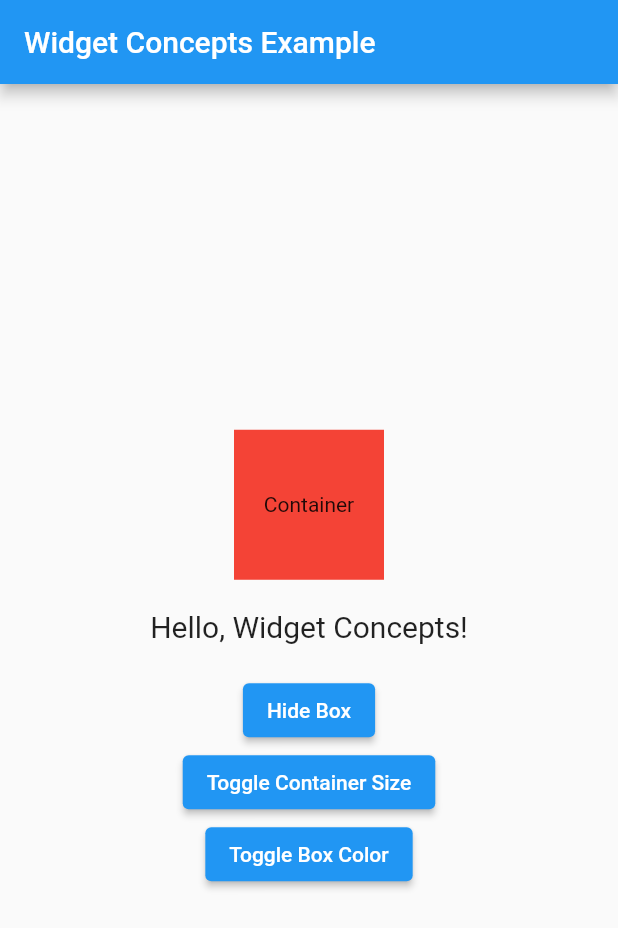
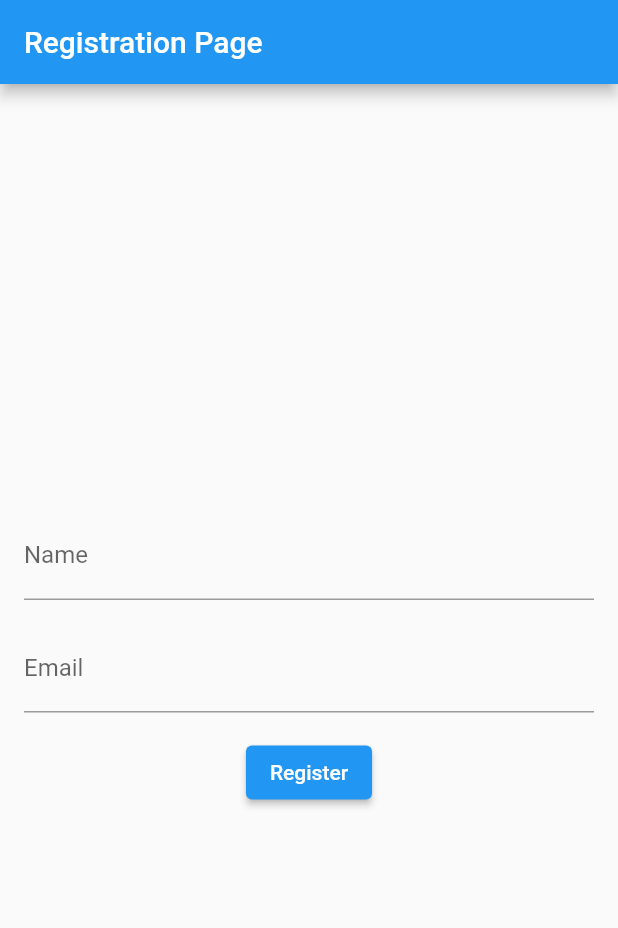
Before and after one commit to Dellcash/concepts_widget, a Flutter app: the screen it shows after launch, on a phone screen of 412 x 824 dp. Shown: the top 928 px of the screen. Run offline on Flutter 3.47's test engine with Material 2 defaults, Android fonts, the phone set to English and light mode, and no system bars.

Commit message:
third concepts widget example

```diff
--- a/lib/main.dart
+++ b/lib/main.dart
@@ -15,80 +15,107 @@ class MyApp extends StatelessWidget {
       theme: ThemeData(
         primarySwatch: Colors.blue,
       ),
-      home: const MyHomePage(),
+      home: const RegistrationPage(),
     );
   }
 }
 
-class MyHomePage extends StatefulWidget {
-  const MyHomePage({super.key});
+class RegistrationPage extends StatefulWidget {
+  const RegistrationPage({super.key});
 
   @override
-  _MyHomePageState createState() => _MyHomePageState();
+  _RegistrationPageState createState() => _RegistrationPageState();
 }
 
-class _MyHomePageState extends State<MyHomePage> {
-  final String _displayText = 'Hello, Widget Concepts!';
-  bool _isBoxVisible = true;
-  double _containerWidth = 100.0;
-  Color _boxColor = Colors.red;
+class _RegistrationPageState extends State<RegistrationPage> {
+  final _formKey = GlobalKey<FormState>();
+  final TextEditingController _nameController = TextEditingController();
+  final TextEditingController _emailController = TextEditingController();
 
-  void _toggleVisibility() {
-    setState(() {
-      _isBoxVisible = !_isBoxVisible;
-    });
-  }
+  final bool _registrationSuccessful = false;
 
-  void _toggleContainerSize() {
-    setState(() {
-      _containerWidth = _containerWidth == 100.0 ? 200.0 : 100.0;
-    });
-  }
-
-  void _toggleBoxColor() {
-    setState(() {
-      _boxColor = _boxColor == Colors.red ? Colors.blue : Colors.red;
-    });
+  void _submitForm() {
+    if (_formKey.currentState!.validate()) {
+      // Perform registration logic (simulated here)
+      // If registration is successful, navigate to the success screen
+      Navigator.push(
+        context,
+        MaterialPageRoute(builder: (context) => const SuccessPage()),
+      );
+    }
   }
 
   @override
   Widget build(BuildContext context) {
     return Scaffold(
       appBar: AppBar(
-        title: const Text('Widget Concepts Example'),
+        title: const Text('Registration Page'),
       ),
-      body: Center(
+      body: Padding(
+        padding: const EdgeInsets.all(16.0),
+        child: Form(
+          key: _formKey,
+          child: Column(
+            mainAxisAlignment: MainAxisAlignment.center,
+            children: [
+              TextFormField(
+                controller: _nameController,
+                decoration: const InputDecoration(labelText: 'Name'),
+                validator: (value) {
+                  if (value!.isEmpty) {
+                    return 'Name is required';
+                  }
+                  return null;
+                },
+              ),
+              const SizedBox(height: 16),
+              TextFormField(
+                controller: _emailController,
+                decoration: const InputDecoration(labelText: 'Email'),
+                validator: (value) {
+                  if (value!.isEmpty) {
+                    return 'Email is required';
+                  } else if (!value.contains('@')) {
+                    return 'Invalid email format';
+                  }
+                  return null;
+                },
+              ),
+              const SizedBox(height: 16),
+              ElevatedButton(
+                onPressed: _submitForm,
+                child: const Text('Register'),
+              ),
+            ],
+          ),
+        ),
+      ),
+    );
+  }
+}
+
+class SuccessPage extends StatelessWidget {
+  const SuccessPage({super.key});
+
+  @override
+  Widget build(BuildContext context) {
+    return Scaffold(
+      appBar: AppBar(
+        title: const Text('Registration Success'),
+      ),
+      body: const Center(
         child: Column(
           mainAxisAlignment: MainAxisAlignment.center,
           children: [
-            if (_isBoxVisible)
-              AnimatedContainer(
-                width: _containerWidth,
-                height: 100.0,
-                color: _boxColor,
-                duration: const Duration(seconds: 1),
-                curve: Curves.easeInOut,
-                child: const Center(
-                  child: Text('Container'),
-                ),
-              ),
-            const SizedBox(height: 20),
+            Icon(
+              Icons.check_circle,
+              color: Colors.green,
+              size: 100,
+            ),
+            SizedBox(height: 16),
             Text(
-              _displayText,
-              style: const TextStyle(fontSize: 20),
-            ),
-            const SizedBox(height: 20),
-            ElevatedButton(
-              onPressed: _toggleVisibility,
-              child: Text(_isBoxVisible ? 'Hide Box' : 'Show Box'),
-            ),
-            ElevatedButton(
-              onPressed: _toggleContainerSize,
-              child: const Text('Toggle Container Size'),
-            ),
-            ElevatedButton(
-              onPressed: _toggleBoxColor,
-              child: const Text('Toggle Box Color'),
+              'Registration successful!',
+              style: TextStyle(fontSize: 20),
             ),
           ],
         ),
```
